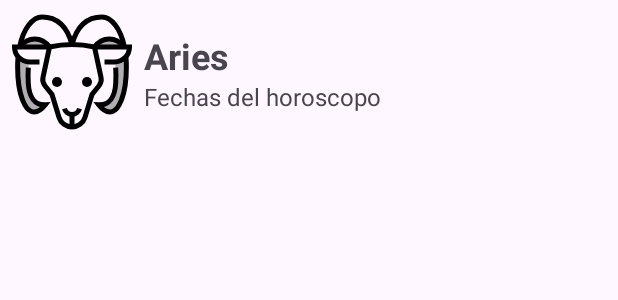
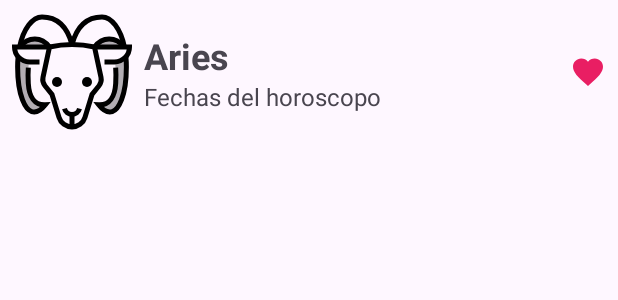
Before and after one commit to IgniteCoders/ZodiacApp, an Android app: the layout item_horoscope.xml on its own in the app's theme, with its tools: preview values and no code run, on a phone screen of 412 x 824 dp. Shown: the top 300 px of the screen. Run offline under Robolectric (Android 15) with nearby library versions, the phone set to English and light mode, and no system bars.

Commit message:
We show the favorite horoscope in the MainActivity.

```diff
--- a/app/src/main/java/com/example/zodiacapp/activities/MainActivity.kt
+++ b/app/src/main/java/com/example/zodiacapp/activities/MainActivity.kt
@@ -34,7 +34,10 @@ class MainActivity : AppCompatActivity() {
         }
 
         recyclerView = findViewById(R.id.recyclerView)
+    }
 
+    override fun onResume() {
+        super.onResume()
         adapter = HoroscopeAdapter(horoscopeList, { position ->
             val horoscope = horoscopeList[position]
 
--- a/app/src/main/res/layout/item_horoscope.xml
+++ b/app/src/main/res/layout/item_horoscope.xml
@@ -1,5 +1,6 @@
 <?xml version="1.0" encoding="utf-8"?>
 <LinearLayout xmlns:android="http://schemas.android.com/apk/res/android"
+    xmlns:app="http://schemas.android.com/apk/res-auto"
     android:orientation="horizontal"
     android:layout_width="match_parent"
     android:layout_height="wrap_content"
@@ -25,16 +26,23 @@
             android:layout_height="wrap_content"
             android:text="Aries"
             android:textSize="24sp"
-            android:textStyle="bold"/>
+            android:textStyle="bold" />
 
         <TextView
             android:id="@+id/datesTextView"
             android:layout_width="match_parent"
             android:layout_height="wrap_content"
             android:text="Fechas del horoscopo"
-            android:textSize="16sp"/>
+            android:textSize="16sp" />
 
     </LinearLayout>
 
+    <ImageView
+        android:id="@+id/favoriteImageView"
+        android:layout_width="wrap_content"
+        android:layout_height="wrap_content"
+        android:src="@drawable/ic_favorite_selected"
+        app:tint="@color/favorite"
+        android:layout_gravity="center_vertical"/>
 
 </LinearLayout>
```
Also changed, not shown: app/src/main/java/com/example/zodiacapp/HoroscopeAdapter.kt (+9 -0 lines).
